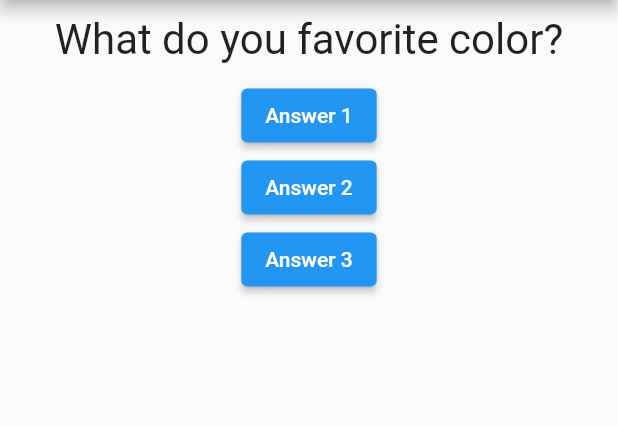
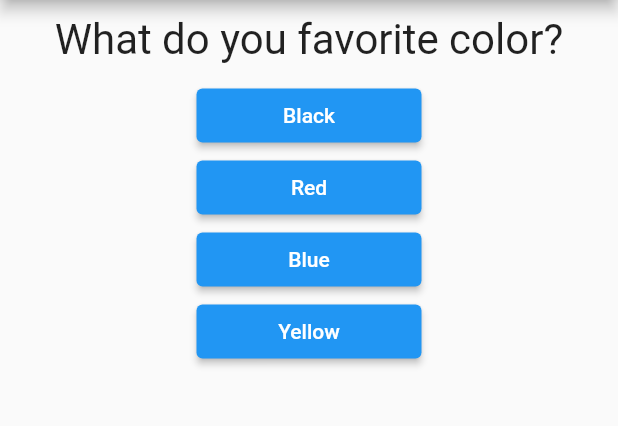
Before and after one commit to Winnicius-Moura/flutterCourse, a Flutter app: the screen it shows after launch, on a phone screen of 412 x 824 dp, the part 84-510 px from its top. Run offline on Flutter 3.47's test engine with Material 2 defaults, Android fonts, the phone set to English and light mode, and no system bars.

Commit message:
for in flutter

```diff
--- a/lib/answer.dart
+++ b/lib/answer.dart
@@ -14,7 +14,7 @@ class Answer extends StatelessWidget {
   @override
   Widget build(BuildContext context) {
     return SizedBox(
-      // width: double.infinity,
+      width: 150,
       child: ElevatedButton(
             onPressed: onPressed,
             child: Text(text),
--- a/lib/main.dart
+++ b/lib/main.dart
@@ -30,6 +30,12 @@ class QuestionsAppState extends State<QuestionsApp> {
       },
     ];
 
+    List<Widget> answers = [];
+
+    for (String textAnswer in questions[questionSelected].cast()['answer']){
+      answers.add(Answer(text: textAnswer, onPressed: returnAnswer));
+    }
+
     return MaterialApp(
         home: Scaffold(
       appBar: AppBar(
@@ -38,18 +44,7 @@ class QuestionsAppState extends State<QuestionsApp> {
       body: Column(
         children: <Widget>[
           Question(text: questions[questionSelected]['text'].toString()),
-          Answer(
-            onPressed: returnAnswer,
-            text: ('Answer 1'),
-          ),
-         Answer(
-          onPressed: returnAnswer,
-          text: ('Answer 2'),
-         ),
-          Answer(
-            onPressed: returnAnswer,
-            text: ('Answer 3'),
-          ),
+          ...answers,
         ],
       ),
     ));
```
